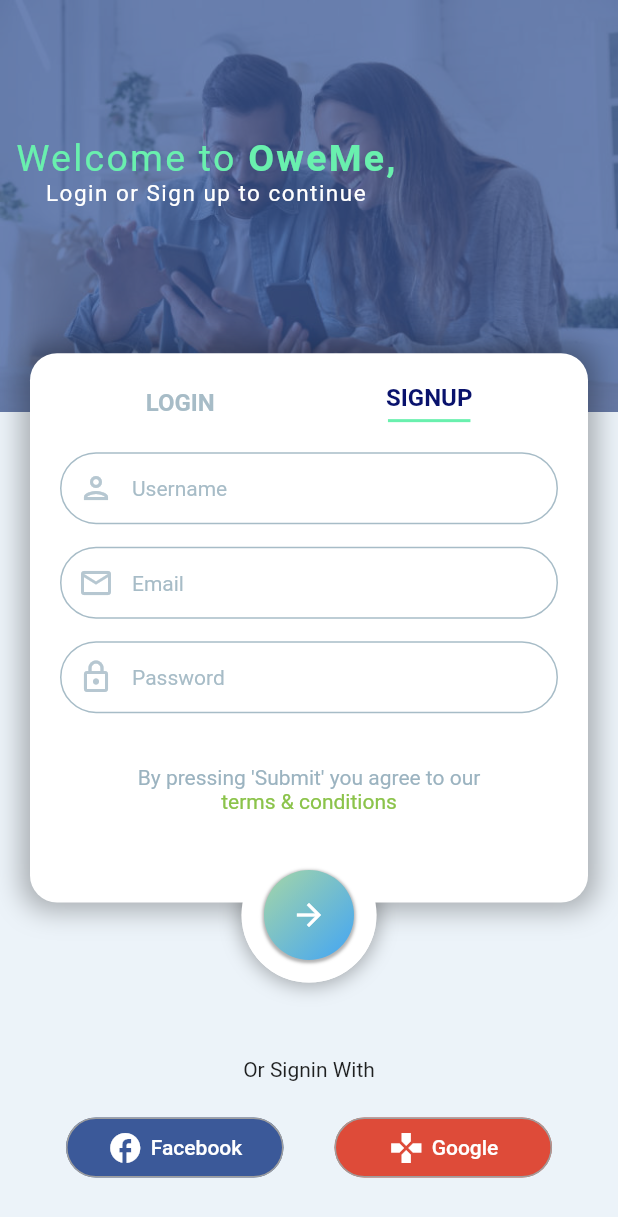
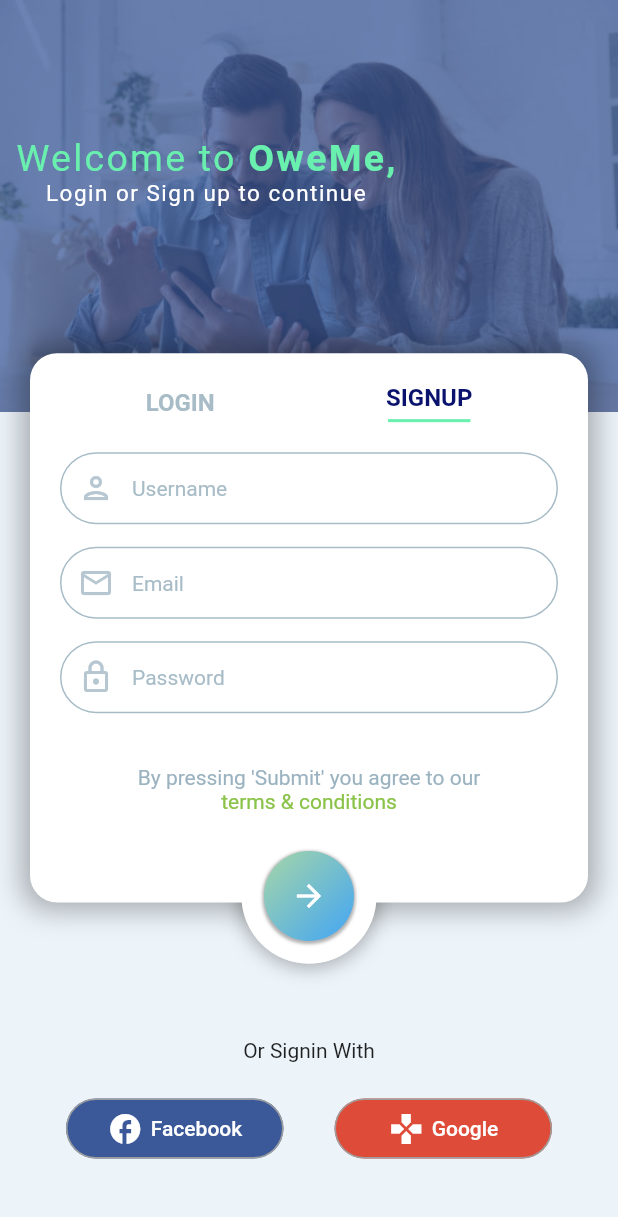
Before and after one commit to lthoma39/OweME, a Flutter app: the screen it shows after launch, on a phone screen of 412 x 824 dp. Shown: the top 1217 px of the screen. Run offline on Flutter 3.47's test engine with Material 2 defaults, Android fonts, the phone set to English and light mode, and no system bars; our stand-ins replace firebase_core; accounts and stored records are empty.

Commit message:
almost finished log in

```diff
--- a/lib/registration_page/widgets/registration_card.dart
+++ b/lib/registration_page/widgets/registration_card.dart
@@ -9,7 +9,7 @@ class RegistrationCard extends StatefulWidget {
 
 class _RegistrationCardState extends State<RegistrationCard> {
   bool isSignUpScreen = true;
-  bool isRememberME = false;
+  bool isRememberMe = false;
 
   @override
   Widget build(BuildContext context) {
@@ -97,16 +97,12 @@ class _RegistrationCardState extends State<RegistrationCard> {
                     ),
                   ],
                 ),
+                if (isSignUpScreen) _SignUp(),
+                if (!isSignUpScreen)
                   Container(
                     margin: EdgeInsets.only(top: 20),
                     child: Column(
                       children: [
-                      _OMTextField(
-                        iconData: Icons.person_outlined,
-                        isEmail: false,
-                        isPassword: false,
-                        hintText: 'Username',
-                      ),
                         _OMTextField(
                           iconData: Icons.email_outlined,
                           isEmail: true,
@@ -118,6 +114,41 @@ class _RegistrationCardState extends State<RegistrationCard> {
                           isEmail: false,
                           isPassword: true,
                           hintText: 'Password',
+                        ),
+                        Row(
+                          mainAxisAlignment: MainAxisAlignment.spaceBetween,
+                          children: [
+                            Row(
+                              children: [
+                                Checkbox(
+                                  value: isRememberMe,
+                                  activeColor: Palette.textColor2,
+                                  onChanged: (value) {
+                                    setState(() {
+                                      isRememberMe = !isRememberMe;
+                                    });
+                                  },
+                                ),
+                                Text(
+                                  'Remember me',
+                                  style: TextStyle(
+                                    fontSize: 14,
+                                    color: Palette.textColor1,
+                                  ),
+                                ),
+                              ],
+                            ),
+                            TextButton(
+                              onPressed: () {},
+                              child: Text(
+                                'Forgot Password?',
+                                style: TextStyle(
+                                  fontSize: 14,
+                                  color: Colors.blue[200],
+                                ),
+                              ),
+                            ),
+                          ],
                         ),
                       ],
                     ),
@@ -144,6 +175,37 @@ class _RegistrationCardState extends State<RegistrationCard> {
             ),
           ),
         ),
+      ),
+    );
+  }
+}
+
+class _SignUp extends StatelessWidget {
+  @override
+  Widget build(BuildContext context) {
+    return Container(
+      margin: EdgeInsets.only(top: 20),
+      child: Column(
+        children: [
+          _OMTextField(
+            iconData: Icons.person_outlined,
+            isEmail: false,
+            isPassword: false,
+            hintText: 'Username',
+          ),
+          _OMTextField(
+            iconData: Icons.email_outlined,
+            isEmail: true,
+            isPassword: false,
+            hintText: 'Email',
+          ),
+          _OMTextField(
+            iconData: Icons.lock_outlined,
+            isEmail: false,
+            isPassword: true,
+            hintText: 'Password',
+          ),
+        ],
       ),
     );
   }
--- a/lib/registration_page/widgets/submit_button.dart
+++ b/lib/registration_page/widgets/submit_button.dart
@@ -14,7 +14,7 @@ class SubmitButton extends StatelessWidget {
       alignment: Alignment.center,
       child: Padding(
         padding: EdgeInsets.only(
-          top: SizeConfig.screenHeight / 3.5 + SizeConfig.screenHeight / 2.5,
+          top: SizeConfig.screenHeight / 3.5 + SizeConfig.screenHeight / 2.6,
         ),
         child: Container(
           height: 90,
```
Also changed, not shown: 796 other files. Lines whose indentation alone changed are shown as unchanged.
